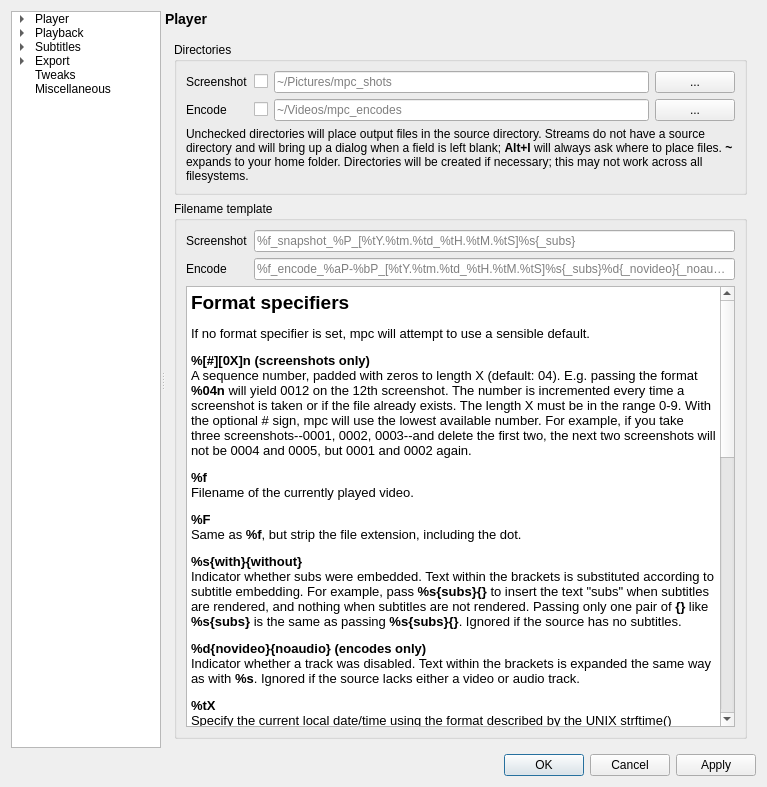
mpc-qt/mpc-qt, file settingswindow.ui: the form before one commit.
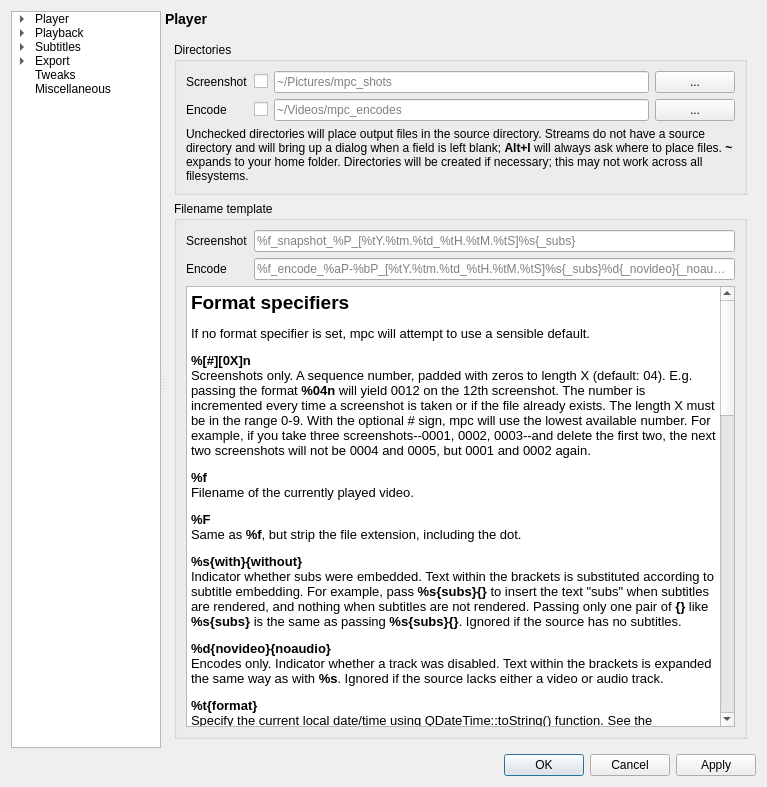
The form after the commit.

Commit message:
settingswindow: revise to document newly added parser
Parser was not implemented as initially thought, so document the
different functionality.

Changes:
- Add QDateTime section.
- State that %t uses Qt (not strftime like it said before).

Cleanup:
- Prefer tabbing instead of a two-line pair for string format X section.
- Inline "screenshots/encodes only" rather appearing next to specifiers.

```diff
--- a/settingswindow.ui
+++ b/settingswindow.ui
@@ -5213,28 +5213,49 @@
 &lt;/style&gt;&lt;/head&gt;&lt;body style=&quot; font-family:'Oxygen-Sans'; font-size:10pt; font-weight:400; font-style:normal;&quot;&gt;
 &lt;p style=&quot; margin-top:12px; margin-bottom:12px; margin-left:0px; margin-right:0px; -qt-block-indent:0; text-indent:0px;&quot;&gt;&lt;span style=&quot; font-size:14pt; font-weight:600;&quot;&gt;Format specifiers&lt;/span&gt;&lt;/p&gt;
 &lt;p style=&quot; margin-top:12px; margin-bottom:12px; margin-left:0px; margin-right:0px; -qt-block-indent:0; text-indent:0px;&quot;&gt;If no format specifier is set, mpc will attempt to use a sensible default.&lt;/p&gt;
-&lt;p style=&quot; margin-top:12px; margin-bottom:12px; margin-left:0px; margin-right:0px; -qt-block-indent:0; text-indent:0px;&quot;&gt;&lt;span style=&quot; font-weight:600;&quot;&gt;%[#][0X]n (screenshots only)&lt;/span&gt;&lt;br /&gt;A sequence number, padded with zeros to length X (default: 04). E.g. passing the format &lt;span style=&quot; font-weight:600;&quot;&gt;%04n&lt;/span&gt; will yield 0012 on the 12th screenshot. The number is incremented every time a screenshot is taken or if the file already exists. The length X must be in the range 0-9. With the optional # sign, mpc will use the lowest available number. For example, if you take three screenshots--0001, 0002, 0003--and delete the first two, the next two screenshots will not be 0004 and 0005, but 0001 and 0002 again.&lt;/p&gt;
+&lt;p style=&quot; margin-top:12px; margin-bottom:12px; margin-left:0px; margin-right:0px; -qt-block-indent:0; text-indent:0px;&quot;&gt;&lt;span style=&quot; font-weight:600;&quot;&gt;%[#][0X]n&lt;/span&gt;&lt;br /&gt;Screenshots only. A sequence number, padded with zeros to length X (default: 04). E.g. passing the format &lt;span style=&quot; font-weight:600;&quot;&gt;%04n&lt;/span&gt; will yield 0012 on the 12th screenshot. The number is incremented every time a screenshot is taken or if the file already exists. The length X must be in the range 0-9. With the optional # sign, mpc will use the lowest available number. For example, if you take three screenshots--0001, 0002, 0003--and delete the first two, the next two screenshots will not be 0004 and 0005, but 0001 and 0002 again.&lt;/p&gt;
 &lt;p style=&quot; margin-top:12px; margin-bottom:12px; margin-left:0px; margin-right:0px; -qt-block-indent:0; text-indent:0px;&quot;&gt;&lt;span style=&quot; font-weight:600;&quot;&gt;%f&lt;/span&gt;&lt;br /&gt;Filename of the currently played video.&lt;/p&gt;
 &lt;p style=&quot; margin-top:12px; margin-bottom:12px; margin-left:0px; margin-right:0px; -qt-block-indent:0; text-indent:0px;&quot;&gt;&lt;span style=&quot; font-weight:600;&quot;&gt;%F&lt;/span&gt;&lt;br /&gt;Same as &lt;span style=&quot; font-weight:600;&quot;&gt;%f&lt;/span&gt;, but strip the file extension, including the dot.&lt;/p&gt;
 &lt;p style=&quot; margin-top:12px; margin-bottom:12px; margin-left:0px; margin-right:0px; -qt-block-indent:0; text-indent:0px;&quot;&gt;&lt;span style=&quot; font-weight:600;&quot;&gt;%s{with}{without}&lt;/span&gt;&lt;br /&gt;Indicator whether subs were embedded. Text within the brackets is substituted according to subtitle embedding. For example, pass &lt;span style=&quot; font-weight:600;&quot;&gt;%s{subs}{}&lt;/span&gt; to insert the text &amp;quot;subs&amp;quot; when subtitles are rendered, and nothing when subtitles are not rendered. Passing only one pair of &lt;span style=&quot; font-weight:600;&quot;&gt;{}&lt;/span&gt; like &lt;span style=&quot; font-weight:600;&quot;&gt;%s{subs}&lt;/span&gt; is the same as passing &lt;span style=&quot; font-weight:600;&quot;&gt;%s{subs}{}&lt;/span&gt;. Ignored if the source has no subtitles.&lt;/p&gt;
-&lt;p style=&quot; margin-top:12px; margin-bottom:12px; margin-left:0px; margin-right:0px; -qt-block-indent:0; text-indent:0px;&quot;&gt;&lt;span style=&quot; font-weight:600;&quot;&gt;%d{novideo}{noaudio} (encodes only)&lt;/span&gt;&lt;br /&gt;Indicator whether a track was disabled. Text within the brackets is expanded the same way as with &lt;span style=&quot; font-weight:600;&quot;&gt;%s&lt;/span&gt;. Ignored if the source lacks either a video or audio track.&lt;/p&gt;
-&lt;p style=&quot; margin-top:12px; margin-bottom:12px; margin-left:0px; margin-right:0px; -qt-block-indent:0; text-indent:0px;&quot;&gt;&lt;span style=&quot; font-weight:600;&quot;&gt;%tX&lt;/span&gt;&lt;br /&gt;Specify the current local date/time using the format described by the UNIX strftime() function. See `man strftime` for details. Passing &lt;span style=&quot; font-weight:600;&quot;&gt;%tX&lt;/span&gt; inserts the result of passing &lt;span style=&quot; font-weight:600;&quot;&gt;%X&lt;/span&gt; to strftime. For example, &lt;span style=&quot; font-weight:600;&quot;&gt;%tm&lt;/span&gt; will insert the number of the current month as number. You have to use multiple &lt;span style=&quot; font-weight:600;&quot;&gt;%tX&lt;/span&gt; specifiers to build a full date/time string.&lt;/p&gt;
-&lt;p style=&quot; margin-top:12px; margin-bottom:12px; margin-left:0px; margin-right:0px; -qt-block-indent:0; text-indent:0px;&quot;&gt;&lt;span style=&quot; font-weight:600;&quot;&gt;%aX (encodes only)&lt;/span&gt;&lt;br /&gt;Specify the starting time of the capture window using the format string X.&lt;/p&gt;
-&lt;p style=&quot; margin-top:12px; margin-bottom:12px; margin-left:0px; margin-right:0px; -qt-block-indent:0; text-indent:0px;&quot;&gt;&lt;span style=&quot; font-weight:600;&quot;&gt;%bX (encodes only)&lt;/span&gt;&lt;br /&gt;Specify the ending time of the capture window using the format string X.&lt;/p&gt;
-&lt;p style=&quot; margin-top:12px; margin-bottom:12px; margin-left:0px; margin-right:0px; -qt-block-indent:0; text-indent:0px;&quot;&gt;&lt;span style=&quot; font-weight:600;&quot;&gt;%wX (screenshots only)&lt;/span&gt;&lt;br /&gt;Specify the current playback time using the format string X.&lt;/p&gt;
+&lt;p style=&quot; margin-top:12px; margin-bottom:12px; margin-left:0px; margin-right:0px; -qt-block-indent:0; text-indent:0px;&quot;&gt;&lt;span style=&quot; font-weight:600;&quot;&gt;%d{novideo}{noaudio}&lt;/span&gt;&lt;br /&gt;Encodes only. Indicator whether a track was disabled. Text within the brackets is expanded the same way as with &lt;span style=&quot; font-weight:600;&quot;&gt;%s&lt;/span&gt;. Ignored if the source lacks either a video or audio track.&lt;/p&gt;
+&lt;p style=&quot; margin-top:12px; margin-bottom:12px; margin-left:0px; margin-right:0px; -qt-block-indent:0; text-indent:0px;&quot;&gt;&lt;span style=&quot; font-weight:600;&quot;&gt;%t{format}&lt;/span&gt;&lt;br /&gt;Specify the current local date/time using QDateTime::toString() function. See the bottommost section for details. For example, &lt;span style=&quot; font-weight:600;&quot;&gt;%t{yyyy-dd-MM}&lt;/span&gt; will insert the current date in ISO date format.&lt;/p&gt;
+&lt;p style=&quot; margin-top:12px; margin-bottom:12px; margin-left:0px; margin-right:0px; -qt-block-indent:0; text-indent:0px;&quot;&gt;&lt;span style=&quot; font-weight:600;&quot;&gt;%aX&lt;/span&gt;&lt;br /&gt;Encodes only. Specify the starting time of the capture window using the format string X.&lt;/p&gt;
+&lt;p style=&quot; margin-top:12px; margin-bottom:12px; margin-left:0px; margin-right:0px; -qt-block-indent:0; text-indent:0px;&quot;&gt;&lt;span style=&quot; font-weight:600;&quot;&gt;%bX&lt;/span&gt;&lt;br /&gt;Encodes only. Specify the ending time of the capture window using the format string X.&lt;/p&gt;
+&lt;p style=&quot; margin-top:12px; margin-bottom:12px; margin-left:0px; margin-right:0px; -qt-block-indent:0; text-indent:0px;&quot;&gt;&lt;span style=&quot; font-weight:600;&quot;&gt;%wX&lt;/span&gt;&lt;br /&gt;Screenshots only. Specify the current playback time using the format string X.&lt;/p&gt;
 &lt;p style=&quot; margin-top:12px; margin-bottom:12px; margin-left:0px; margin-right:0px; -qt-block-indent:0; text-indent:0px;&quot;&gt;&lt;span style=&quot; font-weight:600;&quot;&gt;%%&lt;/span&gt;&lt;br /&gt;Replaced with the &lt;span style=&quot; font-weight:600;&quot;&gt;%&lt;/span&gt; character itself.&lt;/p&gt;
 &lt;p style=&quot; margin-top:12px; margin-bottom:12px; margin-left:0px; margin-right:0px; -qt-block-indent:0; text-indent:0px;&quot;&gt;&lt;br /&gt;&lt;span style=&quot; font-size:14pt; font-weight:600;&quot;&gt;Format string X&lt;/span&gt;&lt;/p&gt;
 &lt;p style=&quot; margin-top:12px; margin-bottom:12px; margin-left:0px; margin-right:0px; -qt-block-indent:0; text-indent:0px;&quot;&gt;Replace &lt;span style=&quot; font-weight:600;&quot;&gt;w&lt;/span&gt; with &lt;span style=&quot; font-weight:600;&quot;&gt;a&lt;/span&gt; or &lt;span style=&quot; font-weight:600;&quot;&gt;b&lt;/span&gt; for encodes.&lt;/p&gt;
-&lt;p style=&quot; margin-top:12px; margin-bottom:12px; margin-left:0px; margin-right:0px; -qt-block-indent:0; text-indent:0px;&quot;&gt;&lt;span style=&quot; font-weight:600;&quot;&gt;%wp&lt;/span&gt;&lt;br /&gt;Equivalent to &lt;span style=&quot; font-weight:600;&quot;&gt;%wH:%wM:%wS&lt;/span&gt;&lt;/p&gt;
-&lt;p style=&quot; margin-top:12px; margin-bottom:12px; margin-left:0px; margin-right:0px; -qt-block-indent:0; text-indent:0px;&quot;&gt;&lt;span style=&quot; font-weight:600;&quot;&gt;%wP&lt;/span&gt;&lt;br /&gt;Equivalent to &lt;span style=&quot; font-weight:600;&quot;&gt;%wH:%wM:%wS.%wT&lt;/span&gt;&lt;/p&gt;
-&lt;p style=&quot; margin-top:12px; margin-bottom:12px; margin-left:0px; margin-right:0px; -qt-block-indent:0; text-indent:0px;&quot;&gt;&lt;span style=&quot; font-weight:600;&quot;&gt;%wH&lt;/span&gt;&lt;br /&gt;hour (padded with 0 to two digits)&lt;/p&gt;
-&lt;p style=&quot; margin-top:12px; margin-bottom:12px; margin-left:0px; margin-right:0px; -qt-block-indent:0; text-indent:0px;&quot;&gt;&lt;span style=&quot; font-weight:600;&quot;&gt;%wh&lt;/span&gt;&lt;br /&gt;hour (not padded)&lt;/p&gt;
-&lt;p style=&quot; margin-top:12px; margin-bottom:12px; margin-left:0px; margin-right:0px; -qt-block-indent:0; text-indent:0px;&quot;&gt;&lt;span style=&quot; font-weight:600;&quot;&gt;%wM&lt;/span&gt;&lt;br /&gt;minutes (00-59)&lt;/p&gt;
-&lt;p style=&quot; margin-top:12px; margin-bottom:12px; margin-left:0px; margin-right:0px; -qt-block-indent:0; text-indent:0px;&quot;&gt;&lt;span style=&quot; font-weight:600;&quot;&gt;%wm&lt;/span&gt;&lt;br /&gt;total minutes (includes hours, unlike %wM)&lt;/p&gt;
-&lt;p style=&quot; margin-top:12px; margin-bottom:12px; margin-left:0px; margin-right:0px; -qt-block-indent:0; text-indent:0px;&quot;&gt;&lt;span style=&quot; font-weight:600;&quot;&gt;%wS&lt;/span&gt;&lt;br /&gt;seconds (00-59)&lt;/p&gt;
-&lt;p style=&quot; margin-top:12px; margin-bottom:12px; margin-left:0px; margin-right:0px; -qt-block-indent:0; text-indent:0px;&quot;&gt;&lt;span style=&quot; font-weight:600;&quot;&gt;%ws&lt;/span&gt;&lt;br /&gt;total seconds (includes hours and minutes)&lt;/p&gt;
-&lt;p style=&quot; margin-top:12px; margin-bottom:12px; margin-left:0px; margin-right:0px; -qt-block-indent:0; text-indent:0px;&quot;&gt;&lt;span style=&quot; font-weight:600;&quot;&gt;%wf&lt;/span&gt;&lt;br /&gt;like &lt;span style=&quot; font-weight:600;&quot;&gt;%ws&lt;/span&gt;, but as float&lt;/p&gt;
-&lt;p style=&quot; margin-top:12px; margin-bottom:12px; margin-left:0px; margin-right:0px; -qt-block-indent:0; text-indent:0px;&quot;&gt;&lt;span style=&quot; font-weight:600;&quot;&gt;%wT&lt;/span&gt;&lt;br /&gt;milliseconds (000-999)&lt;/p&gt;&lt;/body&gt;&lt;/html&gt;</string>
+&lt;p style=&quot; margin-top:12px; margin-bottom:12px; margin-left:0px; margin-right:0px; -qt-block-indent:0; text-indent:0px;&quot;&gt;&lt;span style=&quot; font-weight:600;&quot;&gt;%wp&lt;/span&gt;	Equivalent to &lt;span style=&quot; font-weight:600;&quot;&gt;%wH:%wM:%wS&lt;/span&gt;&lt;/p&gt;
+&lt;p style=&quot; margin-top:12px; margin-bottom:12px; margin-left:0px; margin-right:0px; -qt-block-indent:0; text-indent:0px;&quot;&gt;&lt;span style=&quot; font-weight:600;&quot;&gt;%wP&lt;/span&gt;	Equivalent to &lt;span style=&quot; font-weight:600;&quot;&gt;%wH:%wM:%wS.%wT&lt;/span&gt;&lt;/p&gt;
+&lt;p style=&quot; margin-top:12px; margin-bottom:12px; margin-left:0px; margin-right:0px; -qt-block-indent:0; text-indent:0px;&quot;&gt;&lt;span style=&quot; font-weight:600;&quot;&gt;%wH&lt;/span&gt;	hour (padded with 0 to two digits)&lt;/p&gt;
+&lt;p style=&quot; margin-top:12px; margin-bottom:12px; margin-left:0px; margin-right:0px; -qt-block-indent:0; text-indent:0px;&quot;&gt;&lt;span style=&quot; font-weight:600;&quot;&gt;%wh&lt;/span&gt;	hour (not padded)&lt;/p&gt;
+&lt;p style=&quot; margin-top:12px; margin-bottom:12px; margin-left:0px; margin-right:0px; -qt-block-indent:0; text-indent:0px;&quot;&gt;&lt;span style=&quot; font-weight:600;&quot;&gt;%wM&lt;/span&gt;	minutes (00-59)&lt;/p&gt;
+&lt;p style=&quot; margin-top:12px; margin-bottom:12px; margin-left:0px; margin-right:0px; -qt-block-indent:0; text-indent:0px;&quot;&gt;&lt;span style=&quot; font-weight:600;&quot;&gt;%wm&lt;/span&gt;	total minutes (includes hours, unlike %wM)&lt;/p&gt;
+&lt;p style=&quot; margin-top:12px; margin-bottom:12px; margin-left:0px; margin-right:0px; -qt-block-indent:0; text-indent:0px;&quot;&gt;&lt;span style=&quot; font-weight:600;&quot;&gt;%wS&lt;/span&gt;	seconds (00-59)&lt;/p&gt;
+&lt;p style=&quot; margin-top:12px; margin-bottom:12px; margin-left:0px; margin-right:0px; -qt-block-indent:0; text-indent:0px;&quot;&gt;&lt;span style=&quot; font-weight:600;&quot;&gt;%ws&lt;/span&gt;	total seconds (includes hours and minutes)&lt;/p&gt;
+&lt;p style=&quot; margin-top:12px; margin-bottom:12px; margin-left:0px; margin-right:0px; -qt-block-indent:0; text-indent:0px;&quot;&gt;&lt;span style=&quot; font-weight:600;&quot;&gt;%wf&lt;/span&gt;	like &lt;span style=&quot; font-weight:600;&quot;&gt;%ws&lt;/span&gt;, but as float&lt;/p&gt;
+&lt;p style=&quot; margin-top:12px; margin-bottom:12px; margin-left:0px; margin-right:0px; -qt-block-indent:0; text-indent:0px;&quot;&gt;&lt;span style=&quot; font-weight:600;&quot;&gt;%wT&lt;/span&gt;	milliseconds (000-999)&lt;/p&gt;
+&lt;p style=&quot; margin-top:12px; margin-bottom:12px; margin-left:0px; margin-right:0px; -qt-block-indent:0; text-indent:0px;&quot;&gt;&lt;br /&gt;&lt;span style=&quot; font-size:14pt; font-weight:600;&quot;&gt;QDateTime format&lt;/span&gt;&lt;/p&gt;
+&lt;p style=&quot; margin-top:12px; margin-bottom:12px; margin-left:0px; margin-right:0px; -qt-block-indent:0; text-indent:0px;&quot;&gt;&lt;span style=&quot; font-weight:600;&quot;&gt;d&lt;/span&gt;	the day as number without a leading zero (1 to 31)&lt;/p&gt;
+&lt;p style=&quot; margin-top:12px; margin-bottom:12px; margin-left:0px; margin-right:0px; -qt-block-indent:0; text-indent:0px;&quot;&gt;&lt;span style=&quot; font-weight:600;&quot;&gt;dd&lt;/span&gt;	the day as number with a leading zero (01 to 31)&lt;/p&gt;
+&lt;p style=&quot; margin-top:12px; margin-bottom:12px; margin-left:0px; margin-right:0px; -qt-block-indent:0; text-indent:0px;&quot;&gt;&lt;span style=&quot; font-weight:600;&quot;&gt;ddd&lt;/span&gt;	the abbreviated localized day name (e.g. 'Mon' to 'Sun')&lt;/p&gt;
+&lt;p style=&quot; margin-top:12px; margin-bottom:12px; margin-left:0px; margin-right:0px; -qt-block-indent:0; text-indent:0px;&quot;&gt;&lt;span style=&quot; font-weight:600;&quot;&gt;dddd&lt;/span&gt;	the long localized day name (e.g. 'Monday' to 'Sunday')&lt;/p&gt;
+&lt;p style=&quot; margin-top:12px; margin-bottom:12px; margin-left:0px; margin-right:0px; -qt-block-indent:0; text-indent:0px;&quot;&gt;&lt;span style=&quot; font-weight:600;&quot;&gt;M&lt;/span&gt;	the month as number without a leading zero (1-12)&lt;/p&gt;
+&lt;p style=&quot; margin-top:12px; margin-bottom:12px; margin-left:0px; margin-right:0px; -qt-block-indent:0; text-indent:0px;&quot;&gt;&lt;span style=&quot; font-weight:600;&quot;&gt;MM&lt;/span&gt;	the month as number with a leading zero (01-12)&lt;/p&gt;
+&lt;p style=&quot; margin-top:12px; margin-bottom:12px; margin-left:0px; margin-right:0px; -qt-block-indent:0; text-indent:0px;&quot;&gt;&lt;span style=&quot; font-weight:600;&quot;&gt;MMM&lt;/span&gt;	the abbreviated localized month name (e.g. 'Jan' to 'Dec')&lt;/p&gt;
+&lt;p style=&quot; margin-top:12px; margin-bottom:12px; margin-left:0px; margin-right:0px; -qt-block-indent:0; text-indent:0px;&quot;&gt;&lt;span style=&quot; font-weight:600;&quot;&gt;MMMM&lt;/span&gt;	the long localized month name (e.g. 'January' to 'December')&lt;/p&gt;
+&lt;p style=&quot; margin-top:12px; margin-bottom:12px; margin-left:0px; margin-right:0px; -qt-block-indent:0; text-indent:0px;&quot;&gt;&lt;span style=&quot; font-weight:600;&quot;&gt;yy&lt;/span&gt;	the year as two digit number (00-99)&lt;/p&gt;
+&lt;p style=&quot; margin-top:12px; margin-bottom:12px; margin-left:0px; margin-right:0px; -qt-block-indent:0; text-indent:0px;&quot;&gt;&lt;span style=&quot; font-weight:600;&quot;&gt;yyyy&lt;/span&gt;	the year as four digit number&lt;/p&gt;
+&lt;p style=&quot; margin-top:12px; margin-bottom:12px; margin-left:0px; margin-right:0px; -qt-block-indent:0; text-indent:0px;&quot;&gt;&lt;span style=&quot; font-weight:600;&quot;&gt;h&lt;/span&gt;	the hour without a leading zero (0 to 23 or 1 to 12 if AM/PM display)&lt;/p&gt;
+&lt;p style=&quot; margin-top:12px; margin-bottom:12px; margin-left:0px; margin-right:0px; -qt-block-indent:0; text-indent:0px;&quot;&gt;&lt;span style=&quot; font-weight:600;&quot;&gt;hh&lt;/span&gt;	the hour with a leading zero (00 to 23 or 01 to 12 if AM/PM display)&lt;/p&gt;
+&lt;p style=&quot; margin-top:12px; margin-bottom:12px; margin-left:0px; margin-right:0px; -qt-block-indent:0; text-indent:0px;&quot;&gt;&lt;span style=&quot; font-weight:600;&quot;&gt;H&lt;/span&gt;	the hour without a leading zero (0 to 23, even with AM/PM display)&lt;/p&gt;
+&lt;p style=&quot; margin-top:12px; margin-bottom:12px; margin-left:0px; margin-right:0px; -qt-block-indent:0; text-indent:0px;&quot;&gt;&lt;span style=&quot; font-weight:600;&quot;&gt;HH&lt;/span&gt;	the hour with a leading zero (00 to 23, even with AM/PM display)&lt;/p&gt;
+&lt;p style=&quot; margin-top:12px; margin-bottom:12px; margin-left:0px; margin-right:0px; -qt-block-indent:0; text-indent:0px;&quot;&gt;&lt;span style=&quot; font-weight:600;&quot;&gt;m&lt;/span&gt;	the minute without a leading zero (0 to 59)&lt;/p&gt;
+&lt;p style=&quot; margin-top:12px; margin-bottom:12px; margin-left:0px; margin-right:0px; -qt-block-indent:0; text-indent:0px;&quot;&gt;&lt;span style=&quot; font-weight:600;&quot;&gt;mm&lt;/span&gt;	the minute with a leading zero (00 to 59)&lt;/p&gt;
+&lt;p style=&quot; margin-top:12px; margin-bottom:12px; margin-left:0px; margin-right:0px; -qt-block-indent:0; text-indent:0px;&quot;&gt;&lt;span style=&quot; font-weight:600;&quot;&gt;s&lt;/span&gt;	the second without a leading zero (0 to 59)&lt;/p&gt;
+&lt;p style=&quot; margin-top:12px; margin-bottom:12px; margin-left:0px; margin-right:0px; -qt-block-indent:0; text-indent:0px;&quot;&gt;&lt;span style=&quot; font-weight:600;&quot;&gt;ss&lt;/span&gt;	the second with a leading zero (00 to 59)&lt;/p&gt;
+&lt;p style=&quot; margin-top:12px; margin-bottom:12px; margin-left:0px; margin-right:0px; -qt-block-indent:0; text-indent:0px;&quot;&gt;&lt;span style=&quot; font-weight:600;&quot;&gt;z&lt;/span&gt;	the milliseconds without leading zeroes (0 to 999)&lt;/p&gt;
+&lt;p style=&quot; margin-top:12px; margin-bottom:12px; margin-left:0px; margin-right:0px; -qt-block-indent:0; text-indent:0px;&quot;&gt;&lt;span style=&quot; font-weight:600;&quot;&gt;zzz&lt;/span&gt;	the milliseconds with leading zeroes (000 to 999)&lt;/p&gt;&lt;/body&gt;&lt;/html&gt;</string>
                 </property>
                </widget>
               </item>
```
